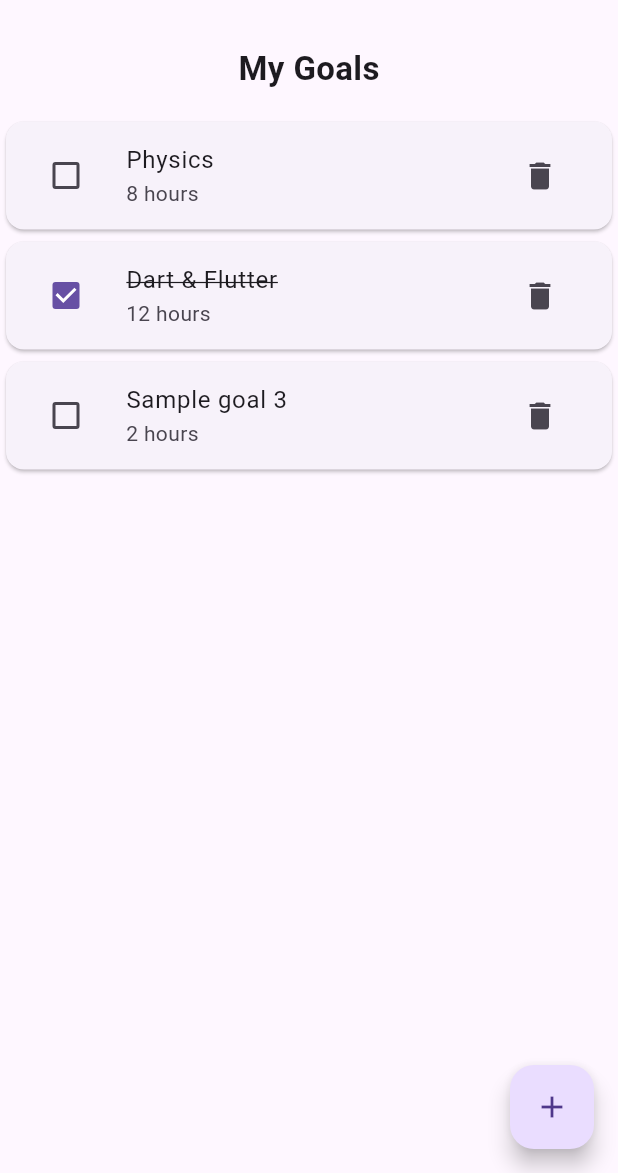
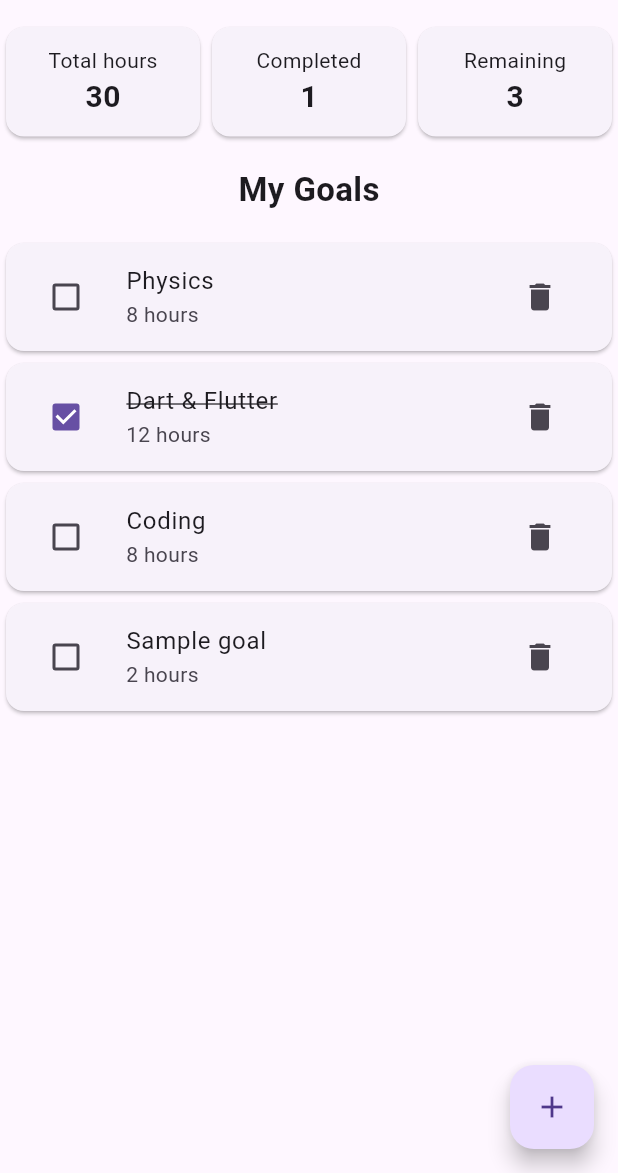
Before and after one commit to ABDELSAMADAMINEOUMAR/study_planner_group4, a Flutter app: the screen it shows after launch, after a tap on the "delete" icon, after a tap on the "add" icon, on a phone screen of 412 x 824 dp, the part 63-1236 px from its top. Run offline on Flutter 3.47's test engine with Material 3 defaults, Android fonts, the phone set to English and light mode, and no system bars.

Commit message:
Phase 3: statistics and cards

```diff
--- a/lib/main.dart
+++ b/lib/main.dart
@@ -3,8 +3,6 @@ import 'package:flutter/material.dart';
 void main() {
   runApp(const MyApp());
 }
-
-// STATIC
 class MyApp extends StatelessWidget {
   const MyApp({super.key});
 
@@ -16,8 +14,6 @@ class MyApp extends StatelessWidget {
     );
   }
 }
-
-// STATIC
 class HomeScreen extends StatefulWidget {
   const HomeScreen({super.key});
 
@@ -26,53 +22,54 @@ class HomeScreen extends StatefulWidget {
 }
 
 class _HomeScreenState extends State<HomeScreen> {
-  // LOGIC
-  // CONNECTION 1: will be loaded from the database in Phase 5
   List<Map<String, dynamic>> goals = [
     {'subject': 'Mathematics', 'hours': 10, 'done': false},
     {'subject': 'Physics', 'hours': 8, 'done': false},
     {'subject': 'Dart & Flutter', 'hours': 12, 'done': true},
+    {'subject': 'Coding', 'hours': 8, 'done': false},
+
   ];
 
-  // LOGIC
-  // CONNECTION 2: will also update the database in Phase 5
+  int get totalHours {
+    return goals.fold(0, (sum, goal) => sum + (goal['hours'] as int));
+  }
+  int get completedCount {
+    return goals.where((goal) => goal['done'] == true).length;
+  }
+  int get remainingCount {
+    return goals.where((goal) => goal['done'] == false).length;
+  }
   void toggleDone(int index) {
     setState(() {
-      bool current = goals[index]['done'];
-      goals[index]['done'] = !current;
+      goals[index]['done'] = !goals[index]['done'];
     });
   }
-
-  // LOGIC
   void deleteGoal(int index) {
     setState(() {
       goals.removeAt(index);
     });
   }
-
-  // LOGIC
   void addSampleGoal() {
     setState(() {
-      int number = goals.length + 1;
-      goals.add({
-        'subject': 'Sample goal $number',
-        'hours': 2,
-        'done': false,
-      });
+      goals.add({'subject': 'Sample goal', 'hours': 2, 'done': false});
     });
   }
 
   @override
   Widget build(BuildContext context) {
     return Scaffold(
-      // STATIC
-      appBar: AppBar(
-        title: const Text('My Study Planner'),
+      appBar: AppBar(title: const Text('My Study Planner')),
+
+      body: Column(
+        children: [
+          Row(
+            children: [
+              Expanded(child: StatCard(title: 'Total hours', value: '$totalHours')),
+              Expanded(child: StatCard(title: 'Completed', value: '$completedCount')),
+              Expanded(child: StatCard(title: 'Remaining', value: '$remainingCount')),
+            ],
           ),
 
-      // STATIC
-      body: Column(
-        children: [
           const Padding(
             padding: EdgeInsets.all(16),
             child: Text(
@@ -81,25 +78,22 @@ class _HomeScreenState extends State<HomeScreen> {
             ),
           ),
 
-          // Expanded makes the list fill the space under the heading
+          // LOGIC: empty message or the list
           Expanded(
-            child: ListView.builder(
+            child: goals.isEmpty
+                ? const Center(child: Text('No goals yet. Tap + to add one.'))
+                : ListView.builder(
                     itemCount: goals.length,
                     itemBuilder: (context, index) {
-                // LOGIC
                       Map<String, dynamic> goal = goals[index];
                       bool isDone = goal['done'];
 
                       return Card(
                         child: ListTile(
-                    onTap: () {
-                      toggleDone(index);
-                    },
+                          onTap: () => toggleDone(index),
                           leading: Checkbox(
                             value: isDone,
-                      onChanged: (value) {
-                        toggleDone(index);
-                      },
+                            onChanged: (value) => toggleDone(index),
                           ),
                           title: Text(
                             goal['subject'],
@@ -112,9 +106,7 @@ class _HomeScreenState extends State<HomeScreen> {
                           subtitle: Text('${goal['hours']} hours'),
                           trailing: IconButton(
                             icon: const Icon(Icons.delete),
-                      onPressed: () {
-                        deleteGoal(index);
-                      },
+                            onPressed: () => deleteGoal(index),
                           ),
                         ),
                       );
@@ -132,3 +124,28 @@ class _HomeScreenState extends State<HomeScreen> {
     );
   }
 }
+
+class StatCard extends StatelessWidget {
+  const StatCard({super.key, required this.title, required this.value});
+
+  final String title;
+  final String value;
+
+  @override
+  Widget build(BuildContext context) {
+    return Card(
+      child: Padding(
+        padding: const EdgeInsets.all(12),
+        child: Column(
+          children: [
+            Text(title),
+            Text(
+              value,
+              style: const TextStyle(fontSize: 20, fontWeight: FontWeight.bold),
+            ),
+          ],
+        ),
+      ),
+    );
+  }
+}
```
Also changed, not shown: 1 other file. Lines whose indentation alone changed are shown as unchanged.
